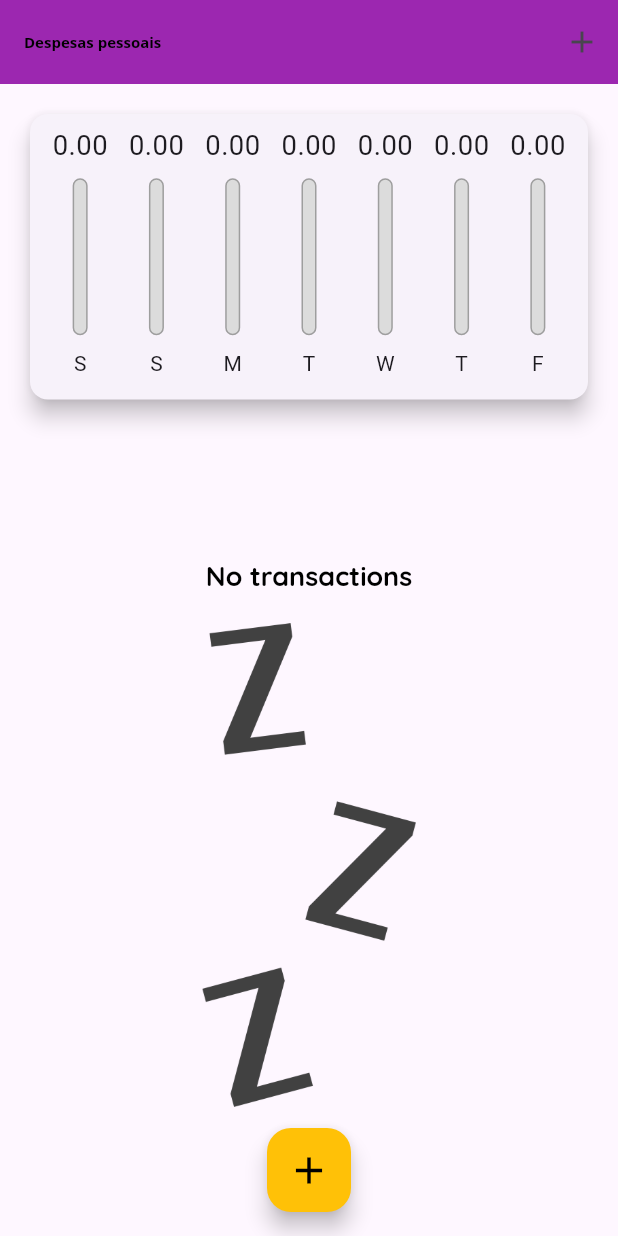
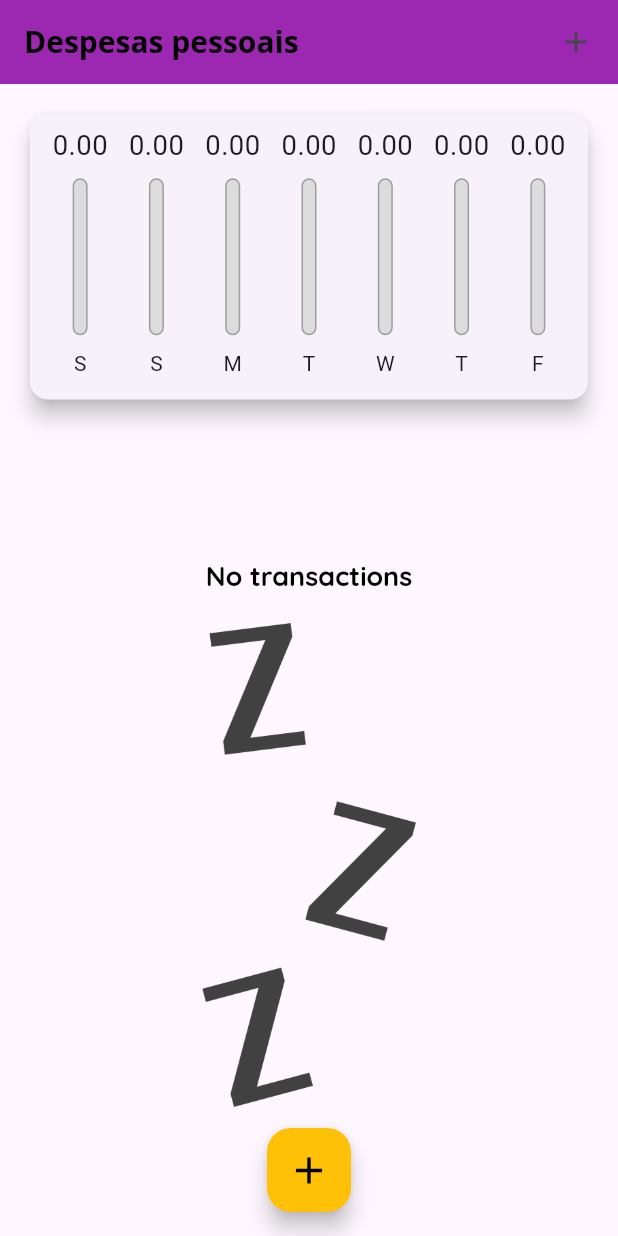
Before and after one commit to cnxarmando/expenseapp, a Flutter app: the screen it shows after launch, on a phone screen of 412 x 824 dp. Run offline on Flutter 3.47's test engine with Material 3 defaults, Android fonts, the phone set to English and light mode, and no system bars.

Commit message:
Implementation of conditional landscape button

```diff
--- a/lib/main.dart
+++ b/lib/main.dart
@@ -103,22 +103,47 @@ class _MyHomePageState extends State<MyHomePage> {
   @override
   Widget build(BuildContext context) {
     bool isLandscape =
-        MediaQuery.of(context).orientation == Orientation.landscape;
+        MediaQuery.of(context).orientation == Orientation.landscape; // Verifica se o equipamento esta landscape
     final appBar = AppBar(
       title: Text(
         'Despesas pessoais',
-        style: TextStyle(fontSize: 10),
+        style: TextStyle(fontSize: 20),
       ),
       backgroundColor: Theme.of(context).colorScheme.primary,
       elevation: 0,
       actions: <Widget>[
-        IconButton(
-          icon: Icon(Icons.add),
-          onPressed: () {
-            _openTransactionFormModal(context);
-            // função que abre modal
-          },
-        )
+        if (isLandscape)
+          Container(
+            height: 60,
+            width: 60,
+            child: FractionallySizedBox(
+              widthFactor:
+                  0.6, // 60% da largura do Container heightFactor: 0.6,
+              child: IconButton(
+                icon: Icon(_showChart ? Icons.list : Icons.show_chart),
+                onPressed: () {
+                  setState(() {
+                    _showChart = !_showChart;
+                  });
+                  // função que abre modal
+                },
+              ),
+            ),
+          ),
+        Container(
+          height: 60,
+          width: 60,
+          child: FractionallySizedBox(
+            widthFactor: 0.6, // 60% da largura do Container heightFactor: 0.6,
+            child: IconButton(
+              icon: Icon(Icons.add),
+              onPressed: () {
+                _openTransactionFormModal(context);
+                // função que abre modal
+              },
+            ),
+          ),
+        ),
       ],
     );
 
```
